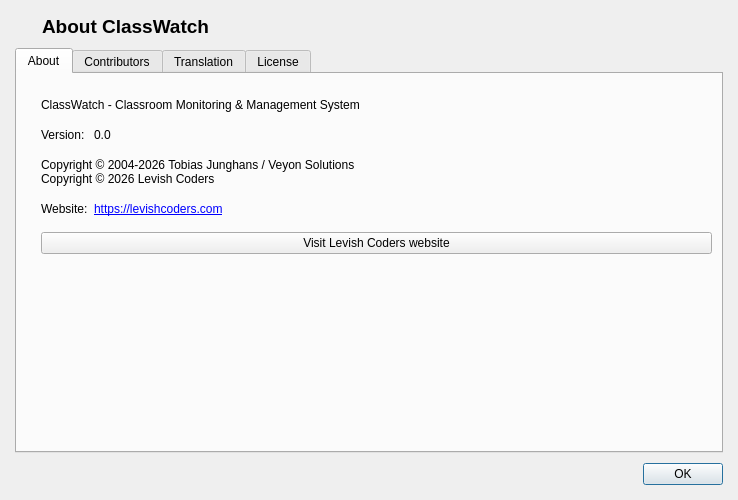
The window that core/src/AboutDialog.ui (infolevishcoders-web/classwatch) describes before a commit, drawn with Qt 5.
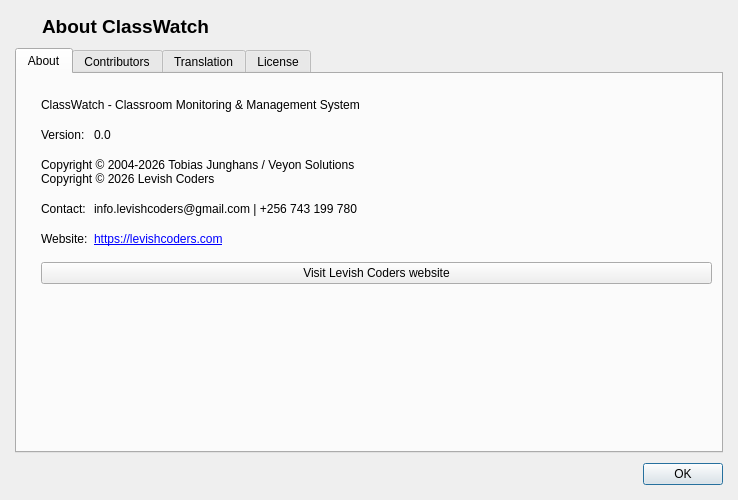
The same window after the commit. Icons and pictures are not drawn.

Commit message:
Add Levish Coders contact info, About dialog contact row, buyer docs
- AboutDialog: Contact row with email/phone
- README: Contact section + docs link
- docs/CLASSWATCH.md: full source-code documentation for
  buyers - components, module map, build instructions,
  installer layout, license/commercial terms, roadmap

Generated with [Devin](https://devin.ai)

Diff of the .ui file:
```diff
--- a/core/src/AboutDialog.ui
+++ b/core/src/AboutDialog.ui
@@ -129,6 +129,20 @@
          </property>
         </widget>
        </item>
+       <item row="4" column="0">
+        <widget class="QLabel" name="label_5">
+         <property name="text">
+          <string>Contact:</string>
+         </property>
+        </widget>
+       </item>
+       <item row="4" column="1">
+        <widget class="QLabel" name="label_10">
+         <property name="text">
+          <string notr="true">info.levishcoders@gmail.com | +256 743 199 780</string>
+         </property>
+        </widget>
+       </item>
        <item row="5" column="0">
         <widget class="QLabel" name="label_9">
          <property name="text">
```
The commit also changes 2 other files.
